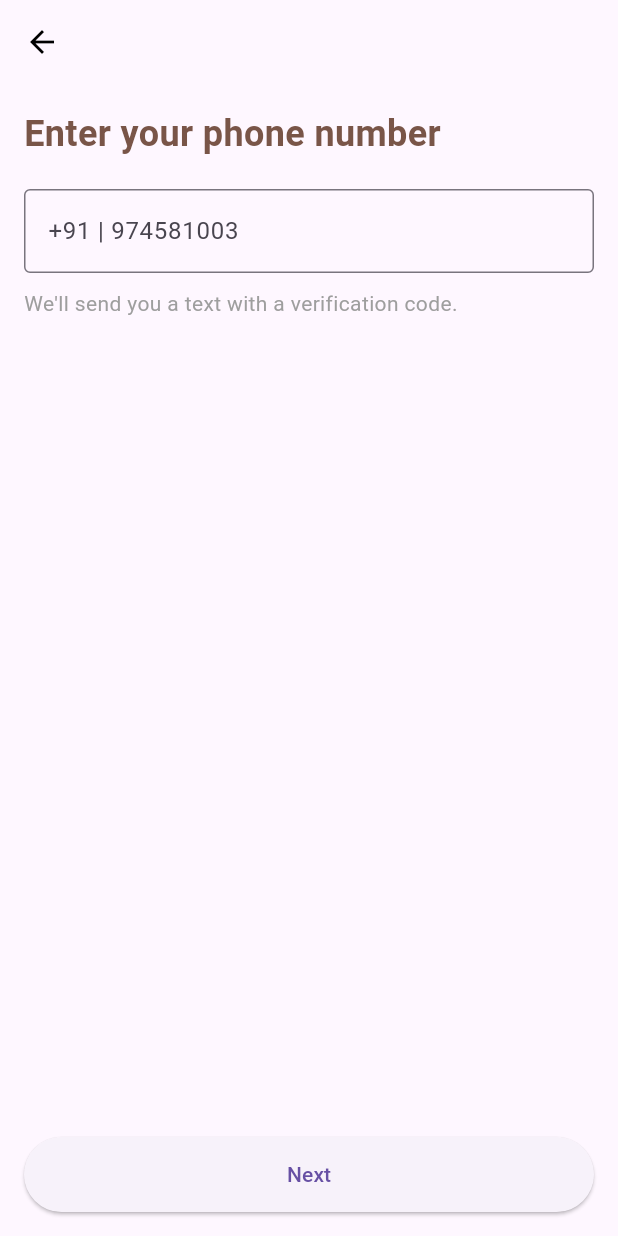
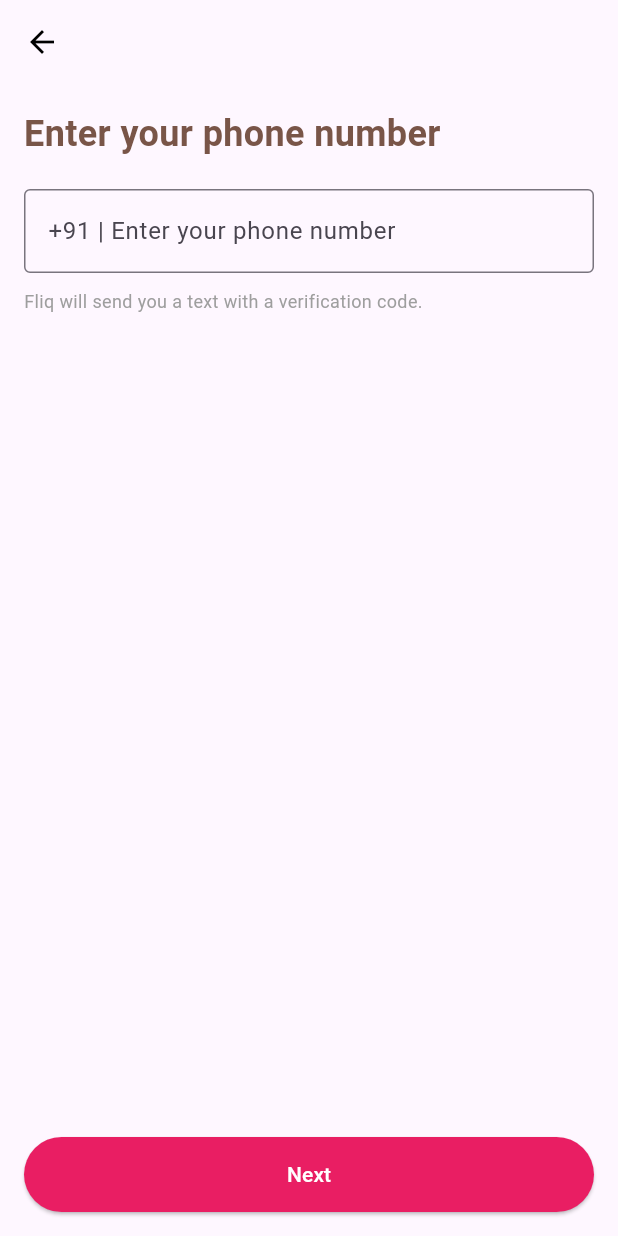
Before and after one commit to Aneeshmanalathodi/Machinetest, a Flutter app: the screen it shows after launch, after a tap on "Sign in with Google", on a phone screen of 412 x 824 dp. Run offline on Flutter 3.47's test engine with Material 3 defaults, Android fonts, the phone set to English and light mode, and no system bars; our stand-ins replace bloc, dartz, equatable, flutter_bloc, freezed_annotation, get_it and 1 more.

Commit message:
changes add

```diff
--- /dev/null
+++ b/lib/application/requestOTP/bloc/otpevent.dart
@@ -0,0 +1,17 @@
+import 'package:equatable/equatable.dart';
+
+abstract class OtpEvent extends Equatable {
+  const OtpEvent();
+
+  @override
+  List<Object> get props => [];
+}
+
+class RequestOtpEvent extends OtpEvent {
+  final String phoneNumber;
+
+  const RequestOtpEvent(this.phoneNumber);
+
+  @override
+  List<Object> get props => [phoneNumber];
+}
--- /dev/null
+++ b/lib/application/requestOTP/bloc/otpstate.dart
@@ -0,0 +1,31 @@
+import 'package:equatable/equatable.dart';
+
+abstract class OtpState extends Equatable {
+  const OtpState();
+
+  @override
+  List<Object> get props => [];
+}
+
+class OtpInitial extends OtpState {}
+
+class OtpLoading extends OtpState {}
+
+class OtpSuccess extends OtpState {
+  final int otp;
+  final String message;
+
+  const OtpSuccess(this.otp, this.message);
+
+  @override
+  List<Object> get props => [otp, message];
+}
+
+class OtpFailure extends OtpState {
+  final String error;
+
+  const OtpFailure(this.error);
+
+  @override
+  List<Object> get props => [error];
+}
--- a/lib/application/requestOTP/bloc/requestOtp_bloc.dart
+++ b/lib/application/requestOTP/bloc/requestOtp_bloc.dart
@@ -0,0 +1,45 @@
+import 'dart:convert';
+
+import 'package:bloc/bloc.dart';
+import 'package:machine_test_lilac/application/requestOTP/bloc/otpevent.dart';
+import 'package:machine_test_lilac/application/requestOTP/bloc/otpstate.dart';
+import 'package:http/http.dart' as http;
+
+class OtpBloc extends Bloc<OtpEvent, OtpState> {
+  final String baseUrl;
+
+  OtpBloc({required this.baseUrl}) : super(OtpInitial()) {
+    on<RequestOtpEvent>(_onRequestOtp);
+  }
+
+  Future<void> _onRequestOtp(RequestOtpEvent event, Emitter<OtpState> emit) async {
+    emit(OtpLoading());
+
+    try {
+      final response = await http.post(
+        Uri.parse('$baseUrl/auth/registration-otp-codes/actions/phone/send-otp'),
+        headers: {'Content-Type': 'application/json'},
+        body: jsonEncode({
+          'data': {
+            'type': 'registration_otp_codes',
+            'attributes': {
+              'phone': event.phoneNumber,
+            },
+          },
+        }),
+      );
+
+      if (response.statusCode == 200) {
+        final responseData = jsonDecode(response.body);
+        emit(OtpSuccess(
+          responseData['data'] as int,
+          responseData['message'] as String,
+        ));
+      } else {
+        emit(const OtpFailure('Failed to request OTP'));
+      }
+    } catch (e) {
+      emit(OtpFailure(e.toString()));
+    }
+  }
+}
--- a/lib/application/requestOTP/bloc/requestOtp_state.dart
+++ /dev/null
@@ -1,4 +0,0 @@
-// @freezed
-// class RequestotpState with _$RequestotpState{
-//   const factory RequestotpState(required String phone ) = _RequestotpState;
-// }
--- a/lib/domain/repository/requestOtp_irepo.dart
+++ b/lib/domain/repository/requestOtpIrepo.dart
@@ -3,5 +3,5 @@ import 'package:machine_test_lilac/domain/failures/commonfailure.dart';
 import 'package:machine_test_lilac/domain/model/requestOTP.dart';
 
 abstract class IrequestOTP{
-  Future<Either<CommonFailure,RequestOTP>>postrequestotp();
+  Future<Either<CommonFailure,RequestOTP>>postrequestotp(String phone);
 }
--- a/lib/main.dart
+++ b/lib/main.dart
@@ -1,7 +1,12 @@
 import 'package:flutter/material.dart';
+import 'package:flutter_bloc/flutter_bloc.dart';
+import 'package:machine_test_lilac/application/requestOTP/bloc/requestOtp_bloc.dart';
+import 'package:machine_test_lilac/injectable.dart';
 import 'package:machine_test_lilac/presentation/splashscreen.dart';
 
 void main() {
+    WidgetsFlutterBinding.ensureInitialized();
+  configureInjection();
   runApp(const MyApp());
 }
 
@@ -9,9 +14,21 @@ class MyApp extends StatelessWidget {
   const MyApp({super.key});
   @override
   Widget build(BuildContext context) {
-    return MaterialApp(
-      debugShowCheckedModeBanner: false,
-      home: Splash(),
+    return MultiBlocProvider(
+      providers: [
+        BlocProvider(
+          create: (context) => OtpBloc(baseUrl: 'https://test.myfliqapp.com/api/v1'),
+        ),
+        BlocProvider(
+          create: (context) => OtpBloc(baseUrl: 'https://test.myfliqapp.com/api/v1'),
+        ),
+      ],
+      child: MaterialApp(
+        debugShowCheckedModeBanner: false,
+        home: Splash(),
+      ),
     );
+
+
   }
 }
--- a/lib/presentation/otp.dart
+++ b/lib/presentation/otp.dart
@@ -2,7 +2,7 @@ import 'package:flutter/material.dart';
 import 'package:machine_test_lilac/presentation/message.dart';
 
 class Otpscreen extends StatelessWidget {
-  const Otpscreen({super.key});
+  const Otpscreen({super.key, required String phoneNumber});
 
   @override
   Widget build(BuildContext context) {
--- a/lib/presentation/phonenumber.dart
+++ b/lib/presentation/phonenumber.dart
@@ -1,15 +1,96 @@
+// import 'package:flutter/material.dart';
+// import 'package:flutter_bloc/flutter_bloc.dart';
+// import 'package:machine_test_lilac/application/requestOTP/bloc/requestOtp_bloc.dart';
+// import 'package:machine_test_lilac/presentation/otp.dart';
+
+// class Phonenumber extends StatelessWidget {
+//    Phonenumber({super.key});
+// final otpBloc = OtpBloc(baseUrl: 'https://your-api-base-url.com');
+//   @override
+//   Widget build(BuildContext context) {
+
+//     return Scaffold(
+//       appBar: AppBar(
+//         leading: IconButton(
+//           icon: Icon(Icons.arrow_back, color: Colors.black),
+//           onPressed: () => Navigator.pop(context),
+//         ),
+//         backgroundColor: Colors.transparent,
+//         elevation: 0,
+//       ),
+//       body: Padding(
+//         padding: const EdgeInsets.all(16.0),
+//         child: Column(
+//           crossAxisAlignment: CrossAxisAlignment.start,
+//           children: [
+//             Text(
+//               'Enter your phone number',
+//               style: TextStyle(
+//                 fontSize: 24,
+//                 fontWeight: FontWeight.bold,
+//                 color: Colors.brown,
+//               ),
+//               textAlign: TextAlign.center,
+//             ),
+//             SizedBox(height: 20),
+//             TextField(
+//               // controller: _phoneController,
+//               keyboardType: TextInputType.phone,
+
+//               decoration: InputDecoration(
+//                 hintText: '+91 | Enter your phone number',
+//                 border: OutlineInputBorder(),
+//               ),
+//             ),
+//             SizedBox(height: 10),
+//             Text(
+//               'Fliq will send you a text with a verification code.',
+//               style: TextStyle(color: Colors.grey,fontSize: 12),
+//             ),
+//             Spacer(),
+//             ElevatedButton(
+//               onPressed: () {
+//                 Navigator.push(
+//                   context,
+//                   MaterialPageRoute(builder: (context) => Otpscreen()),
+//                 );
+//               },
+//               style: ElevatedButton.styleFrom(
+//                 minimumSize: Size(double.infinity, 50),backgroundColor: Colors.pink
+//               ),
+//               child: Text(
+//                 'Next',
+//                 style: TextStyle(color: Colors.white),
+//               ),
+//             ),
+//           ],
+//         ),
+//       ),
+//     );
+//   }
+// }
+
 import 'package:flutter/material.dart';
+import 'package:flutter_bloc/flutter_bloc.dart';
+import 'package:machine_test_lilac/application/requestOTP/bloc/otpevent.dart';
+import 'package:machine_test_lilac/application/requestOTP/bloc/otpstate.dart';
+import 'package:machine_test_lilac/application/requestOTP/bloc/requestOtp_bloc.dart';
 import 'package:machine_test_lilac/presentation/otp.dart';
 
 class Phonenumber extends StatelessWidget {
-  const Phonenumber({super.key});
+  Phonenumber({super.key});
+
+  final TextEditingController _phoneController = TextEditingController();
+  final String baseUrl = 'https://test.myfliqapp.com/api/v1';
 
   @override
   Widget build(BuildContext context) {
-    return Scaffold(
+    return BlocProvider(
+      create: (context) => OtpBloc(baseUrl: baseUrl),
+      child: Scaffold(
         appBar: AppBar(
           leading: IconButton(
-          icon: Icon(Icons.arrow_back, color: Colors.black),
+            icon: const Icon(Icons.arrow_back, color: Colors.black),
             onPressed: () => Navigator.pop(context),
           ),
           backgroundColor: Colors.transparent,
@@ -17,46 +98,86 @@ class Phonenumber extends StatelessWidget {
         ),
         body: Padding(
           padding: const EdgeInsets.all(16.0),
-        child: Column(
+          child: BlocConsumer<OtpBloc, OtpState>(
+            listener: (context, state) {
+              if (state is OtpSuccess) {
+                Navigator.push(
+                  context,
+                  MaterialPageRoute(
+                    builder: (context) => Otpscreen(
+                      phoneNumber: _phoneController.text,
+                    ),
+                  ),
+                );
+              } else if (state is OtpFailure) {
+                ScaffoldMessenger.of(context).showSnackBar(
+                  SnackBar(content: Text('Error: ${state.error}')),
+                );
+              }
+            },
+            builder: (context, state) {
+              return Column(
                 crossAxisAlignment: CrossAxisAlignment.start,
                 children: [
-            Text(
+                  const Text(
                     'Enter your phone number',
                     style: TextStyle(
                       fontSize: 24,
                       fontWeight: FontWeight.bold,
                       color: Colors.brown,
                     ),
+                    textAlign: TextAlign.center,
                   ),
-            SizedBox(height: 20),
+                  const SizedBox(height: 20),
                   TextField(
-              // controller: _phoneController,
+                    controller: _phoneController,
                     keyboardType: TextInputType.phone,
-              decoration: InputDecoration(
-                hintText: '+91 | 974581003',
+                    decoration: const InputDecoration(
+                      hintText: '+91 | Enter your phone number',
                       border: OutlineInputBorder(),
                     ),
                   ),
-            SizedBox(height: 10),
-            Text(
-              'We\'ll send you a text with a verification code.',
-              style: TextStyle(color: Colors.grey),
+                  const SizedBox(height: 10),
+                  const Text(
+                    'Fliq will send you a text with a verification code.',
+                    style: TextStyle(color: Colors.grey, fontSize: 12),
                   ),
-            Spacer(),
+                  const Spacer(),
                   ElevatedButton(
-              onPressed: () {
-                        Navigator.push(
-                          context,
-                          MaterialPageRoute(
-                              builder: (context) => Otpscreen()),
+                    onPressed: state is OtpLoading
+                        ? null
+                        : () {
+                            final phoneNumber = _phoneController.text.trim();
+                            if (phoneNumber.isNotEmpty) {
+                              context
+                                  .read<OtpBloc>()
+                                  .add(RequestOtpEvent('+918087808780'));
+                            } else {
+                              ScaffoldMessenger.of(context).showSnackBar(
+                                const SnackBar(
+                                    content:
+                                        Text('Please enter a phone number')),
+                              );
+                            }
+                          },
+                    style: ElevatedButton.styleFrom(
+                      minimumSize: const Size(double.infinity, 50),
+                      backgroundColor: Colors.pink,
+                    ),
+                    child: state is OtpLoading
+                        ? const CircularProgressIndicator(
+                            valueColor:
+                                AlwaysStoppedAnimation<Color>(Colors.white),
+                          )
+                        : const Text(
+                            'Next',
+                            style: TextStyle(color: Colors.white),
+                          ),
+                  ),
+                ],
               );
             },
-              style: ElevatedButton.styleFrom(
-                minimumSize: Size(double.infinity, 50),
           ),
-              child: Text('Next'),
-            ),
-          ],
         ),
       ),
     );
--- a/pubspec.yaml
+++ b/pubspec.yaml
@@ -42,6 +42,8 @@ dependencies:
   dartz: ^0.10.1
   injectable: ^2.5.0
   get_it: ^8.0.3
+  json_annotation: ^4.8.1
+  equatable: ^2.0.5
 
 dev_dependencies:
   flutter_test:
@@ -55,7 +57,7 @@ dev_dependencies:
   flutter_lints: ^5.0.0
   build_runner: ^2.4.15
   freezed: ^3.0.4
-  injectable_generator: ^2.7.0
+  injectable_generator: ^2.5.0
 
 # For information on the generic Dart part of this file, see the
 # following page: https://dart.dev/tools/pub/pubspec
```
Also changed, not shown: lib/domain/model/requestOTP.dart (+10 -0 lines), lib/application/verifyOTP/bloc/verifybloc.dart (added), lib/application/verifyOTP/bloc/verifyevent.dart (added), lib/application/verifyOTP/bloc/verifystate.dart (added), lib/domain/infrastructure/requestOtp.dart (added), lib/domain/repository/verifyOTPIrepo.dart (added), pubspec.lock. Lines whose indentation alone changed are shown as unchanged.
